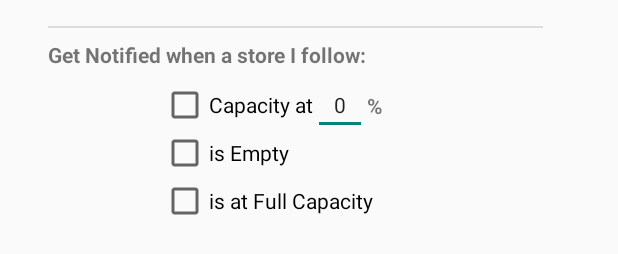
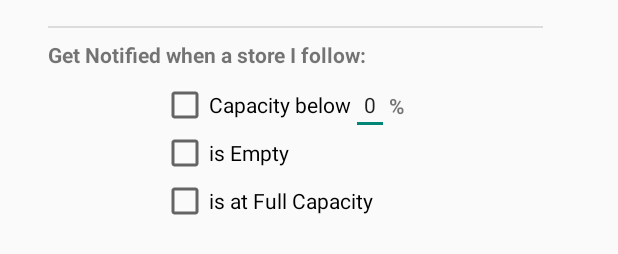
Before and after one commit to daniff15/InOutTracker, an Android app: the layout fragment_notifications.xml on its own in the app's theme, with its tools: preview values and no code run, on a phone screen of 412 x 824 dp. Shown: the part 284-538 px from the top of the screen. Run offline under Robolectric (Android 15) with nearby library versions, the phone set to English and light mode, and no system bars; network calls fail.

Commit message:
handling specific notifications

```diff
--- a/projmobile/mobile/app/src/main/res/layout/fragment_notifications.xml
+++ b/projmobile/mobile/app/src/main/res/layout/fragment_notifications.xml
@@ -130,7 +130,7 @@
         android:layout_width="wrap_content"
         android:layout_height="wrap_content"
         android:layout_marginTop="8dp"
-        android:text="Capacity at"
+        android:text="Capacity below"
         app:layout_constraintStart_toStartOf="@+id/info1"
         app:layout_constraintTop_toBottomOf="@+id/info_notified" />
 
@@ -154,7 +154,7 @@
 
     <EditText
         android:id="@+id/notify_percentage"
-        android:layout_width="0dp"
+        android:layout_width="25dp"
         android:layout_height="wrap_content"
         android:ems="10"
         android:hint="50"
@@ -163,7 +163,6 @@
         android:textAlignment="center"
         android:textSize="14sp"
         app:layout_constraintBottom_toBottomOf="@+id/percentage_checkbox"
-        app:layout_constraintEnd_toEndOf="@+id/info_notified"
         app:layout_constraintStart_toEndOf="@+id/percentage_checkbox"
         app:layout_constraintTop_toTopOf="@+id/percentage_checkbox"
         tools:text="0" />
```
Also changed, not shown: projmobile/mobile/app/src/main/java/ies/ua/inouttracker/MainActivity.kt (+14 -5 lines).
